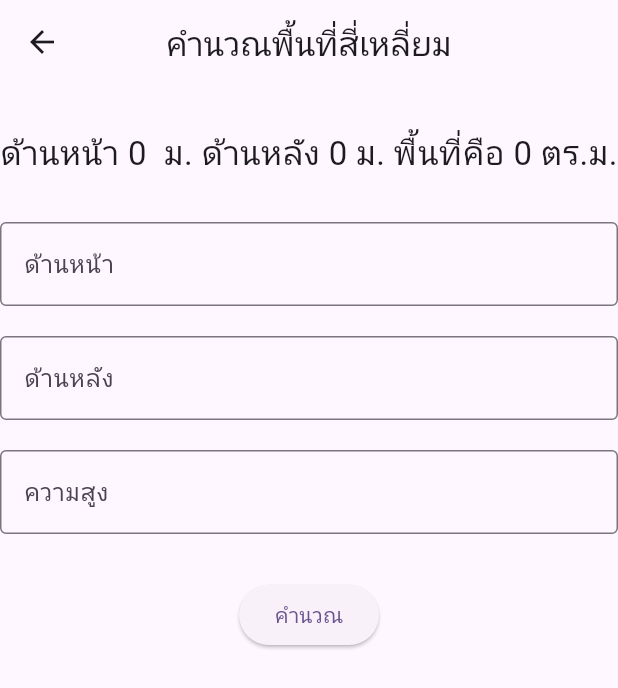
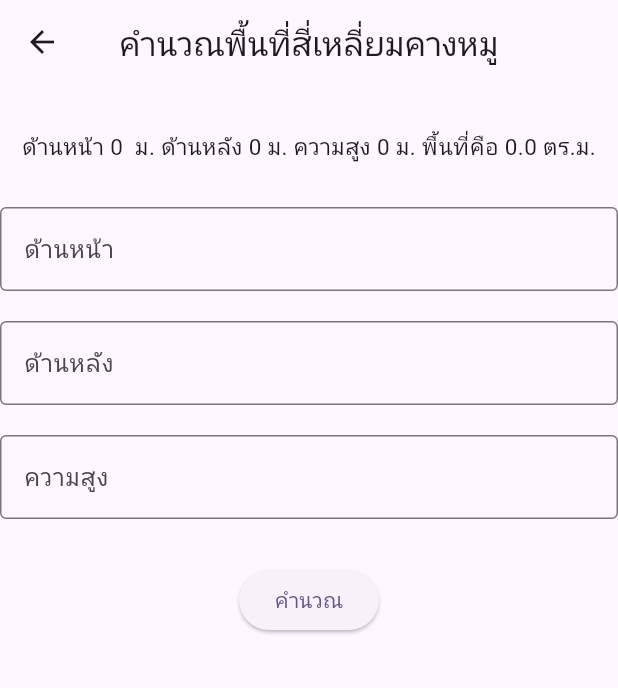
Before and after one commit to Koonjim/W2_15_Noppanut, a Flutter app: the Trapezoid screen opened by its route, after a tap on "คำนวณ", on a phone screen of 412 x 824 dp. Shown: the top 688 px of the screen. Run offline on Flutter 3.47's test engine with Material 3 defaults, Android fonts, the phone set to English and light mode, and no system bars.

Commit message:
"com up"

```diff
--- a/lib/trapezoid.dart
+++ b/lib/trapezoid.dart
@@ -11,7 +11,8 @@ class TrapezoidState extends State<Trapezoid> {
   int _front = 0;
   int _behind = 0;
   int _high = 0;
-  int _area = 0;
+  double _area = 0;
+
 
   TextEditingController _frontCtrl = TextEditingController();
   TextEditingController _behindCtrl = TextEditingController();
@@ -22,8 +23,11 @@ class TrapezoidState extends State<Trapezoid> {
     _behind = int.tryParse(_behindCtrl.text) ?? 0 ;
     _high = int.tryParse(_highCtrl.text) ?? 0 ;
 
+
     setState(() {
-      _area = _front * _behind;
+      _area = ((_front + _behind) / 2) * _high;
+
+
     });
   }
   final InputDecoration _textFieldStyle = InputDecoration(
@@ -33,11 +37,11 @@ class TrapezoidState extends State<Trapezoid> {
   @override
   Widget build(BuildContext context) {
     return Scaffold(
-      appBar: AppBar(title: Text("คำนวณพื้นที่สี่เหลี่ยม"), centerTitle: true),
+      appBar: AppBar(title: Text("คำนวณพื้นที่สี่เหลี่ยมคางหมู"), centerTitle: true),
       body: Column(
         children: [
           SizedBox(height: 30),
-          Text("ด้านหน้า $_front  ม. ด้านหลัง $_behind ม. พื้นที่คือ $_area ตร.ม.",style: TextStyle(fontSize: 22),),
+          Text("ด้านหน้า $_front  ม. ด้านหลัง $_behind ม. ความสูง $_high ม. พื้นที่คือ $_area ตร.ม.",style: TextStyle(fontSize: 15),),
           SizedBox(height: 30),
           TextField(
             controller: _frontCtrl,
@@ -52,7 +56,7 @@ class TrapezoidState extends State<Trapezoid> {
           ),
           SizedBox(height: 20),
           TextField(
-            controller: _behindCtrl,
+            controller: _highCtrl,
             keyboardType: TextInputType.number,
             decoration: _textFieldStyle.copyWith(label: Text("ความสูง"),hint: Text("กรอกความสูง")),
           ),
```
